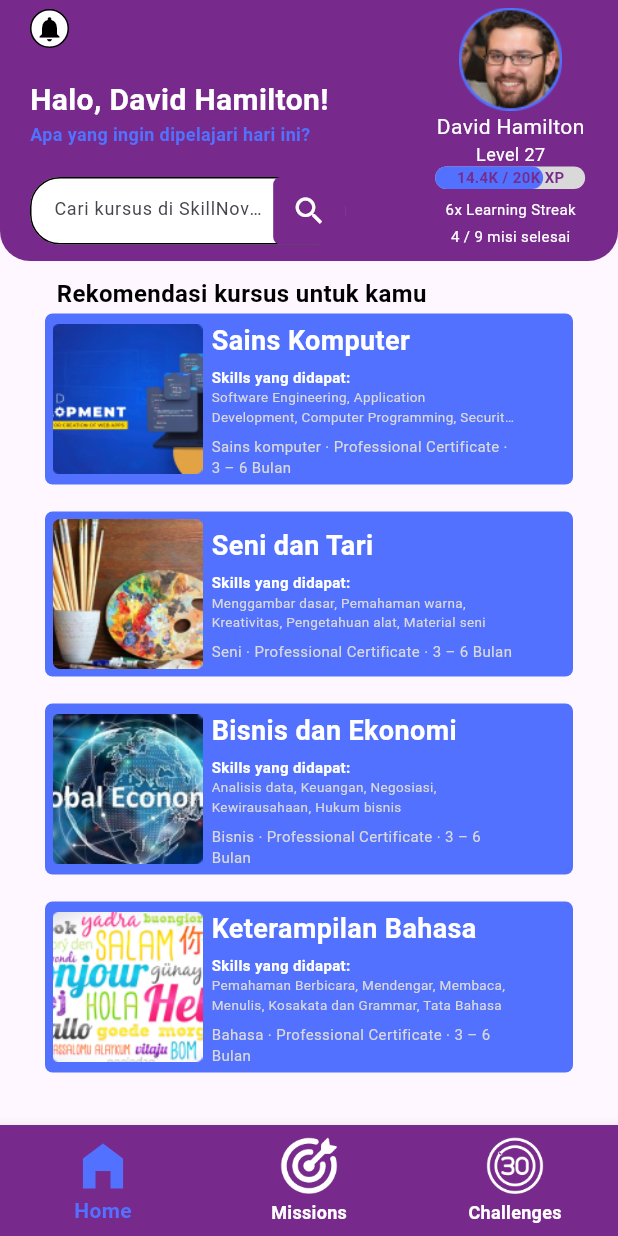
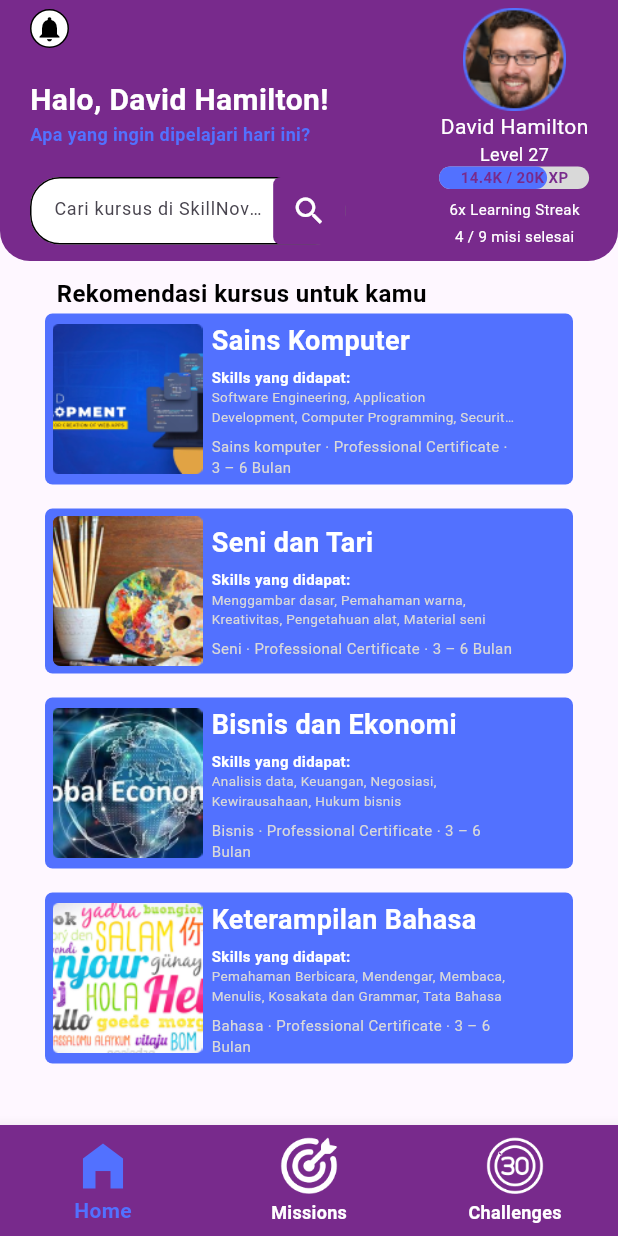
Before and after one commit to Araya05s/Skill_Nova, a Flutter app: the screen it shows after launch, on a phone screen of 412 x 824 dp. Run offline on Flutter 3.47's test engine with Material 3 defaults, Android fonts, the light colour scheme and no system bars.

Commit message:
Fixed Responsive

```diff
--- a/skill_nova_app/lib/source/homescreen.dart
+++ b/skill_nova_app/lib/source/homescreen.dart
@@ -99,7 +99,7 @@ class _HomeScreenState extends State<HomeScreen> {
                         )
                       ],
                     ),
-                    const SizedBox(width: 60,),
+                    SizedBox(width: MediaQuery.of(context).size.width*0.152,),
                     Column(
                       crossAxisAlignment: CrossAxisAlignment.center,
                       children: [
@@ -263,7 +263,7 @@ class _HomeScreenState extends State<HomeScreen> {
                   )
                 ],
               ),
-              const SizedBox(height: 16,),
+              SizedBox(height: MediaQuery.of(context).size.height*0.017,),
               Stack(
                 children: [
                   Container(
@@ -348,7 +348,7 @@ class _HomeScreenState extends State<HomeScreen> {
                   )
                 ],
               ),
-              const SizedBox(height: 16,),
+              SizedBox(height: MediaQuery.of(context).size.height*0.017,),
               Stack(
                 children: [
                   Container(
@@ -433,7 +433,7 @@ class _HomeScreenState extends State<HomeScreen> {
                   )
                 ],
               ),
-              const SizedBox(height: 16,),
+              SizedBox(height: MediaQuery.of(context).size.height*0.017,),
               Stack(
                 children: [
                   Container(
```
